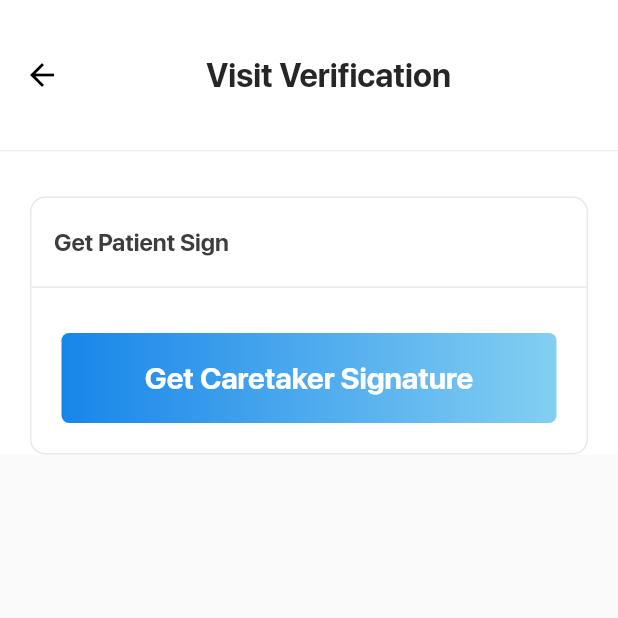
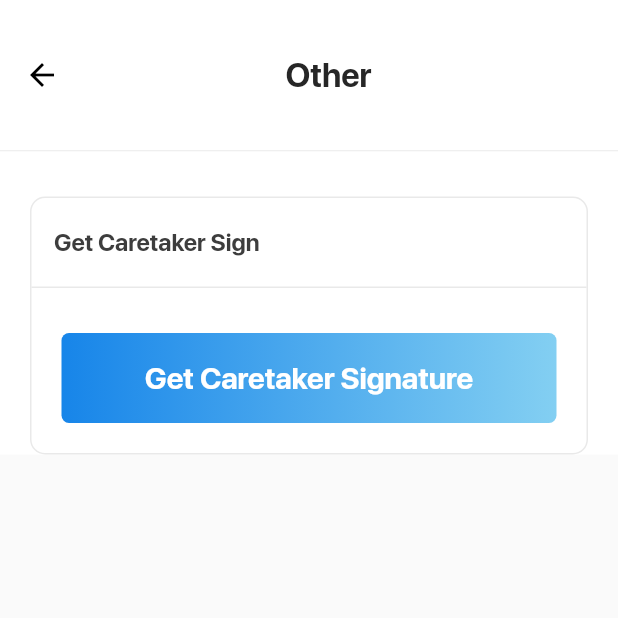
Before and after one commit to AkashMatlani/evv_plus, a Flutter app: the VisitVerificationScreen screen opened directly with empty values, on a phone screen of 412 x 824 dp, the top half of it. Run offline on Flutter 3.47's test engine with Material 2 defaults, Android fonts, the phone set to English and light mode, and no system bars; our stand-ins replace audioplayers, cached_network_image, connectivity, firebase_messaging, flutter_local_notifications, flutter_spinkit and 9 more; missing offline and left inert: esys_flutter_share, ext_storage, flutter_audio_recorder; accounts and stored records are empty; network calls fail.

Commit message:
profile update issue resolved & other bugs also

```diff
--- a/lib/GeneralUtils/LabelStr.dart
+++ b/lib/GeneralUtils/LabelStr.dart
@@ -8,7 +8,7 @@ class LabelStr {
   static const lblNewPwd = "New Password";
   static const lblConfirmPwd = "Confirm Password";
   static const lblUpdatePwd = "Update Password";
-  static const lblChangePwd = " Change Password";
+  static const lblChangePwd = "Change Password";
   static const lblOk = "Ok";
   static const lblPlaneForm = "Care Plan Form";
   static const lblDownloadPdf = "Download PDF";
@@ -62,12 +62,14 @@ class LabelStr {
   static const lblUpdate= "Update";
   static const lblSubmit= "Submit";
   static const lblCancel= "Cancel";
-  static const lblGetPatientSign= "Get Patient Sign";
+  static const lblGetPatientSign= "Get Caretaker Sign";
   static const lblGetCaretakerSignature= "Get Caretaker Signature";
   static const lblGetReasonOther= "Reason : Other";
   static const checkMailLink = "Please check your email box";
   static const connectionError = "Please check you internet connectivity, Try again";
   static const digitalSignatureError = "Please provide digital signature";
+  static const voiceError = "Please record your voice";
+  static const recordFirst = "Please record first";
   static const serverError = "Server not responding, Try again";
   static const emptyFieldError = "Please fill required details";
   static const lblclientSignature = "Client Signature";
--- a/lib/Ui/ProfileScreen.dart
+++ b/lib/Ui/ProfileScreen.dart
@@ -172,7 +172,6 @@ class _ProfileScreenState extends State<ProfileScreen> {
                                           child: (nurseImage),
                                         )
 */
-
                                           child: nurseImage != null? ClipRRect(
                                             borderRadius: BorderRadius.circular(50),child:CachedNetworkImage(
                                             useOldImageOnUrlChange: false,
@@ -451,7 +450,7 @@ class _ProfileScreenState extends State<ProfileScreen> {
                               ),
                               width: MediaQuery.of(context).size.width * 0.42,
                               height: 45,
-                              child: cityList!=null && cityList.length > 0
+                              child: cityList!=null && cityList.length>0
                                   ? DropdownButton(
                                 underline: SizedBox(),
                                 isExpanded: true,
--- a/lib/Ui/ScheduleScreen.dart
+++ b/lib/Ui/ScheduleScreen.dart
@@ -56,7 +56,7 @@ class _ScheduleScreenState extends State<ScheduleScreen>
     MyImage.icident_icon,
     MyImage.notification_icon,
     MyImage.profile_icon,
-    MyImage.ic_password,
+    MyImage.password_icon,
     MyImage.about_us_icon
   ];
 
--- a/lib/Ui/VisitVerificationScreen.dart
+++ b/lib/Ui/VisitVerificationScreen.dart
@@ -1,6 +1,7 @@
 import 'package:evv_plus/GeneralUtils/ColorExtension.dart';
 import 'package:evv_plus/GeneralUtils/Constant.dart';
 import 'package:evv_plus/GeneralUtils/LabelStr.dart';
+import 'package:evv_plus/GeneralUtils/ToastUtils.dart';
 import 'package:evv_plus/GeneralUtils/Utils.dart';
 import 'package:evv_plus/Models/AuthViewModel.dart';
 import 'package:evv_plus/Models/CompletedNoteResponse.dart';
@@ -26,7 +27,15 @@ class VisitVerificationScreen extends StatefulWidget {
 class _VisitVerificationScreenState extends State<VisitVerificationScreen> {
   var careTakerReason;
   var reasonController = new TextEditingController();
-  AuthViewModel _nurseViewModel = AuthViewModel();
+
+  bool submit = true;
+  bool caretaker = false;
+
+  @override
+  void initState() {
+    super.initState();
+    reasonSelected();
+  }
 
   @override
   Widget build(BuildContext context) {
@@ -42,7 +51,7 @@ class _VisitVerificationScreenState extends State<VisitVerificationScreen> {
           alignment: Alignment.center,
           margin: EdgeInsets.only(right: 30),
           child: Text(
-            LabelStr.lblVisitVerification,
+            careTakerReason == "" ? "Other" : careTakerReason,
             style: AppTheme.boldSFTextStyle().copyWith(fontSize: 22),
           ),
         ),
@@ -111,7 +120,8 @@ class _VisitVerificationScreenState extends State<VisitVerificationScreen> {
                                         Utils.navigateToScreen(
                                             context,
                                             ClientPatientSignScreen(
-                                                widget.completedNoteResponse,careTakerReason));
+                                                widget.completedNoteResponse,
+                                                careTakerReason));
                                       },
                                       child: Container(
                                         margin: EdgeInsets.only(
@@ -145,7 +155,9 @@ class _VisitVerificationScreenState extends State<VisitVerificationScreen> {
                                               Utils.navigateToScreen(
                                                   context,
                                                   ClientPatientSignScreen(
-                                                      widget.completedNoteResponse,careTakerReason));
+                                                      widget
+                                                          .completedNoteResponse,
+                                                      careTakerReason));
                                             });
                                           },
                                         ),
@@ -190,6 +202,18 @@ class _VisitVerificationScreenState extends State<VisitVerificationScreen> {
                                     ),
                                     TextFormField(
                                       controller: reasonController,
+                                      onChanged: (String text) {
+                                        setState(() {
+                                          if (reasonController.text.length ==
+                                                  0 ||
+                                              reasonController.text.length
+                                                  .toString()
+                                                  .isEmpty) {
+                                            submit = true;
+                                            caretaker = false;
+                                          }
+                                        });
+                                      },
                                       maxLines: 1,
                                       decoration: InputDecoration(
                                         border: OutlineInputBorder(
@@ -200,13 +224,58 @@ class _VisitVerificationScreenState extends State<VisitVerificationScreen> {
                                         hintText: 'Broken arm',
                                       ),
                                     ),
-                                    InkWell(
+                                    Visibility(
+                                      visible: submit,
+                                      child: InkWell(
+                                        onTap: () {
+                                          //reasonSelected();
+                                        },
+                                        child: Container(
+                                          margin: EdgeInsets.only(
+                                              top: 30,
+                                              right: 20,
+                                              left: 20,
+                                              bottom: 20),
+                                          width:
+                                              MediaQuery.of(context).size.width,
+                                          height: 60,
+                                          decoration: BoxDecoration(
+                                              gradient: LinearGradient(colors: [
+                                                HexColor("#1785e9"),
+                                                HexColor("#83cff2")
+                                              ]),
+                                              borderRadius: BorderRadius.all(
+                                                  Radius.circular(5))),
+                                          child: TextButton(
+                                            child: Text("Submit",
+                                                style:
+                                                    AppTheme.boldSFTextStyle()
+                                                        .copyWith(
+                                                            fontSize: 20,
+                                                            color:
+                                                                Colors.white)),
+                                            onPressed: () {
+                                              submit = false;
+                                              caretaker = true;
+                                              FocusScope.of(context)
+                                                  .requestFocus(FocusNode());
+                                              checkConnection()
+                                                  .then((isConnected) {});
+                                            },
+                                          ),
+                                        ),
+                                      ),
+                                    ),
+                                    Visibility(
+                                      visible: caretaker,
+                                      child: InkWell(
                                         onTap: () {
                                           reasonSelected();
                                           Utils.navigateToScreen(
                                               context,
                                               ClientPatientSignScreen(
-                                                widget.completedNoteResponse,careTakerReason));
+                                                  widget.completedNoteResponse,
+                                                  careTakerReason));
                                         },
                                         child: Container(
                                           margin: EdgeInsets.only(
@@ -226,12 +295,16 @@ class _VisitVerificationScreenState extends State<VisitVerificationScreen> {
                                                   Radius.circular(5))),
                                           child: TextButton(
                                             child: Text(
-                                              LabelStr.lblGetCaretakerSignature,
-                                              style: AppTheme.boldSFTextStyle()
+                                                LabelStr
+                                                    .lblGetCaretakerSignature,
+                                                style:
+                                                    AppTheme.boldSFTextStyle()
                                                         .copyWith(
                                                             fontSize: 20,
-                                                      color: Colors.white)),
+                                                            color:
+                                                                Colors.white)),
                                             onPressed: () {
+                                              caretaker = true;
                                               FocusScope.of(context)
                                                   .requestFocus(FocusNode());
                                               checkConnection()
@@ -240,9 +313,12 @@ class _VisitVerificationScreenState extends State<VisitVerificationScreen> {
                                                 Utils.navigateToScreen(
                                                     context,
                                                     ClientPatientSignScreen(
-                                                      widget.completedNoteResponse,careTakerReason));
+                                                        widget
+                                                            .completedNoteResponse,
+                                                        careTakerReason));
                                               });
                                             },
+                                          ),
                                         ),
                                       ),
                                     )
@@ -259,11 +335,12 @@ class _VisitVerificationScreenState extends State<VisitVerificationScreen> {
   }
 
   void reasonSelected() {
-    if (widget.finalValue.toString()==SingingCharacter.Physical.toString()) {
-      careTakerReason = "physical impairment";
+    if (widget.finalValue.toString() == SingingCharacter.Physical.toString()) {
+      careTakerReason = "Physical Impairment";
       print(careTakerReason);
-    } else if (widget.finalValue.toString() == SingingCharacter.mental.toString()) {
-      careTakerReason = "mental impairment";
+    } else if (widget.finalValue.toString() ==
+        SingingCharacter.mental.toString()) {
+      careTakerReason = "Mental Impairment";
       print(careTakerReason);
     } else {
       careTakerReason = reasonController.text;
--- a/lib/WebService/WebService.dart
+++ b/lib/WebService/WebService.dart
@@ -26,7 +26,6 @@ class WebService {
   static const getVisitDetails = "NurseVisit/GetVisitDetails";
   static const updateDeviceId = "NurseVisit/UpdateDeviceId";
   static const updateVisitCompleteNote = "NurseVisit/UpdateNurseVisitCompleteNote";
-
   static const nurseDetail = "Nurse/ViewNurse";
   static const nurseUpdateProfile = "Nurse/UpdatenurseProfile";
   static const getState = "Nurse/GetAllState";
@@ -35,7 +34,6 @@ class WebService {
   static const patientSignatureVoiceRecording = "NurseVisit/PatienSignatureAndVoiceRecording";
   static const signReasonVisitVerification = "NurseVisit/SignReasonVisitVerification";
   static const updateVisitTrue = "NurseVisit/UpdateVisitTrue";
-
 
   static Future<ServerResponse> getAPICall(String apiName, Map<String, dynamic> params) async {
     var url = baseUrl + apiName;
```
Also changed, not shown: lib/Models/AuthViewModel.dart (+6 -19 lines), lib/Ui/ClientPatientVoiceSignatureScreen.dart (+19 -5 lines), assets/icons/menu_password.svg. Lines whose indentation alone changed are shown as unchanged.
